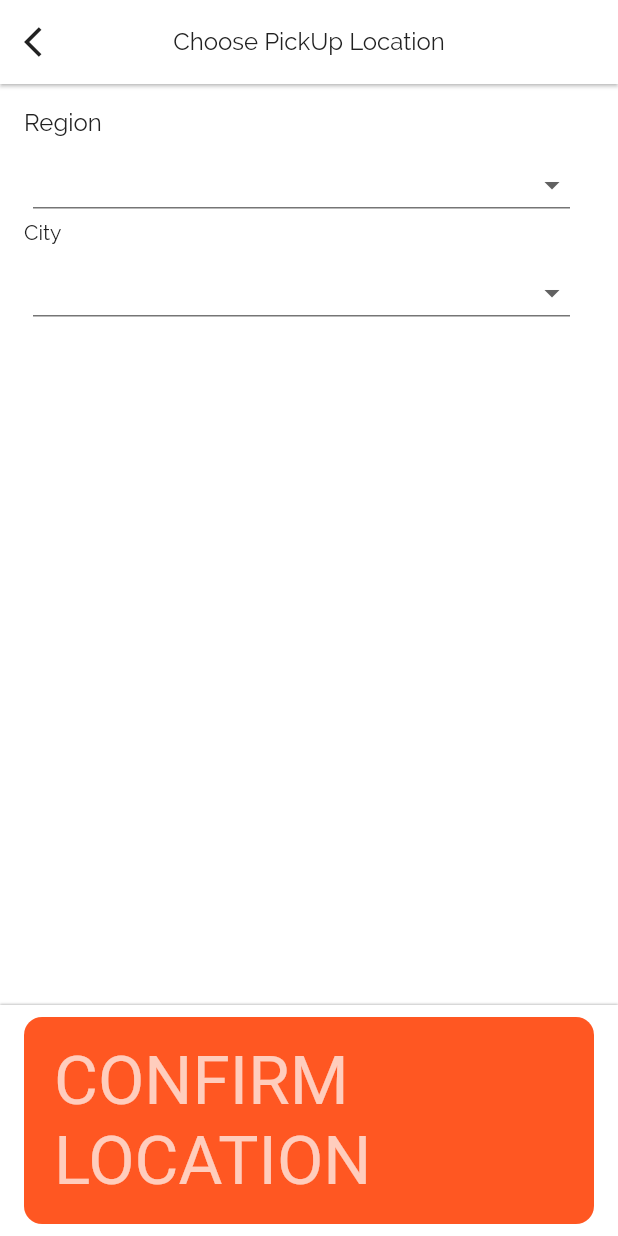
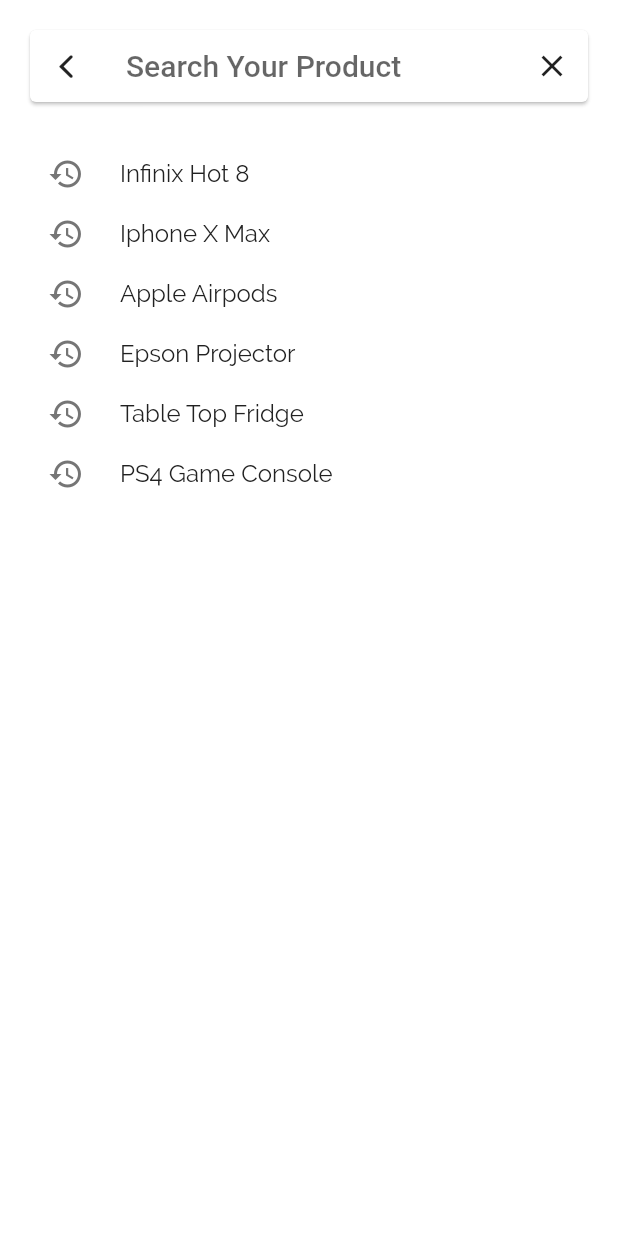
Before and after one commit to oliverboamah/e_commerce, a Flutter app: the screen it shows after launch, on a phone screen of 412 x 824 dp. Run offline on Flutter 3.47's test engine with Material 2 defaults, Android fonts, the phone set to English and light mode, and no system bars; our stand-ins replace carousel_slider.

Commit message:
Add Search Product Page

```diff
--- a/lib/main.dart
+++ b/lib/main.dart
@@ -1,7 +1,5 @@
 // flutter imports
-import 'package:e_commerce/ui/pages/address/address_page.dart';
-import 'package:e_commerce/ui/pages/address/location_page.dart';
-import 'package:e_commerce/ui/pages/checkout/checkout_page.dart';
+import 'package:e_commerce/ui/pages/search/search_page.dart';
 import 'package:flutter/material.dart';
 
 // my app imports
@@ -13,6 +11,9 @@ import 'package:e_commerce/ui/models/product_model.dart';
 import 'package:e_commerce/ui/pages/cart/cart_page.dart';
 import 'package:e_commerce/ui/pages/product/product_detail_page.dart';
 import 'package:e_commerce/ui/tabs/wishlist_tab.dart';
+import 'package:e_commerce/ui/pages/address/address_page.dart';
+import 'package:e_commerce/ui/pages/address/location_page.dart';
+import 'package:e_commerce/ui/pages/checkout/checkout_page.dart';
 
 void main() => runApp(MyApp());
 
@@ -24,8 +25,7 @@ class MyApp extends StatelessWidget {
         theme: appTheme,
         debugShowCheckedModeBanner: false,
         home: Scaffold(
-          body: LocationPage(
-          ),
+          body: SearchPage(),
         ));
   }
 }
--- /dev/null
+++ b/lib/ui/components/search/search_history_item.dart
@@ -0,0 +1,32 @@
+// flutter imports
+import 'package:flutter/cupertino.dart';
+import 'package:flutter/material.dart';
+
+// my app imports
+import 'package:e_commerce/values/colors.dart';
+
+class SearchHistoryItem extends StatelessWidget {
+  final String title;
+
+  SearchHistoryItem({this.title});
+
+  @override
+  Widget build(BuildContext context) {
+    return Padding(
+      padding: const EdgeInsets.only(top: 16, left: 32, right: 32),
+      child: Row(
+        mainAxisAlignment: MainAxisAlignment.start,
+        children: <Widget>[
+          Icon(
+            Icons.history,
+            color: secondaryTextColor,
+          ),
+          Padding(
+            padding: const EdgeInsets.only(left: 24.0),
+            child: Text(this.title, style: Theme.of(context).textTheme.title,),
+          )
+        ],
+      ),
+    );
+  }
+}
--- /dev/null
+++ b/lib/ui/components/search/search_history_list.dart
@@ -0,0 +1,28 @@
+// flutter imports
+import 'package:flutter/cupertino.dart';
+import 'package:flutter/material.dart';
+
+// my app imports
+import 'package:e_commerce/ui/components/search/search_history_item.dart';
+
+class SearchHistoryList extends StatelessWidget {
+  final List<String> searchHistoryList;
+  final Function onItemClicked;
+
+  SearchHistoryList(
+      {@required this.searchHistoryList, @required this.onItemClicked});
+
+  @override
+  Widget build(BuildContext context) {
+    return ListView.builder(
+      padding: EdgeInsets.all(0),
+      itemCount: this.searchHistoryList.length,
+      itemBuilder: (context, index) {
+        return InkWell(
+          child: SearchHistoryItem(title: this.searchHistoryList[index]),
+          onTap: () => this.onItemClicked(index),
+        );
+      },
+    );
+  }
+}
--- /dev/null
+++ b/lib/ui/pages/search/search_page.dart
@@ -0,0 +1,114 @@
+// flutter imports
+import 'package:e_commerce/ui/components/search/search_history_list.dart';
+import 'package:flutter/cupertino.dart';
+import 'package:flutter/material.dart';
+
+// my app imports
+import 'package:e_commerce/ui/components/search/search_result_list.dart';
+import 'package:e_commerce/values/dimen.dart';
+import 'package:e_commerce/ui/models/product_model.dart';
+import 'package:e_commerce/values/colors.dart';
+
+class SearchPage extends StatefulWidget {
+  @override
+  State<StatefulWidget> createState() => _SearchPageState();
+}
+
+class _SearchPageState extends State<SearchPage> {
+  List<String> _searchHistoryList = [
+    'Infinix Hot 8',
+    'Iphone X Max',
+    'Apple Airpods',
+    'Epson Projector',
+    'Table Top Fridge',
+    'PS4 Game Console'
+  ];
+
+  List<ProductModel> productModels = [
+    ProductModel(
+        name: 'Lenovo x280',
+        price: '\$ 1399',
+        discount: '-37%',
+        images: [
+          'assets/images/lenovo.jpg',
+          'assets/images/lenovo.jpg',
+        ]),
+    ProductModel(
+        name: 'Lenovo x280',
+        price: '\$ 1399',
+        discount: '-37%',
+        images: [
+          'assets/images/lenovo.jpg',
+          'assets/images/lenovo.jpg',
+        ]),
+    ProductModel(
+        name: 'Lenovo x280',
+        price: '\$ 1399',
+        discount: '-37%',
+        images: [
+          'assets/images/lenovo.jpg',
+          'assets/images/lenovo.jpg',
+        ]),
+    ProductModel(
+        name: 'Lenovo x280',
+        price: '\$ 1399',
+        discount: '-37%',
+        images: [
+          'assets/images/lenovo.jpg',
+          'assets/images/lenovo.jpg',
+        ]),
+  ];
+
+  @override
+  Widget build(BuildContext context) {
+    return Scaffold(
+      backgroundColor: colorWhite,
+      body: Container(
+        padding: EdgeInsets.only(top: MediaQuery.of(context).padding.top),
+        child: Column(
+          children: <Widget>[
+            Container(
+              padding: EdgeInsets.all(defaultWidgetPadding),
+              child: Card(
+                child: Row(
+                  crossAxisAlignment: CrossAxisAlignment.center,
+                  children: <Widget>[
+                    IconButton(
+                      icon: Icon(CupertinoIcons.back),
+                      onPressed: () => Navigator.pop(context),
+                    ),
+                    Expanded(
+                      child: InkWell(
+                        child: Padding(
+                          padding:
+                              const EdgeInsets.only(left: defaultWidgetPadding),
+                          child: TextField(
+                            style: Theme.of(context).accentTextTheme.title,
+                            decoration: InputDecoration.collapsed(
+                              hintText: 'Search Your Product',
+                            ),
+                          ),
+                        ),
+                        onTap: () {},
+                      ),
+                    ),
+                    IconButton(
+                      icon: Icon(Icons.close),
+                      onPressed: () => {},
+                    ),
+                  ],
+                ),
+              ),
+            ),
+            Expanded(
+              child: SearchHistoryList(
+                searchHistoryList: this._searchHistoryList,
+                onItemClicked: () => {},
+              ),
+            )
+          ],
+        ),
+      ),
+    );
+  }
+}
```
Also changed, not shown: lib/ui/components/search/search_result_item.dart (added, +50 -0 lines), lib/ui/components/search/search_result_list.dart (added, +29 -0 lines).
